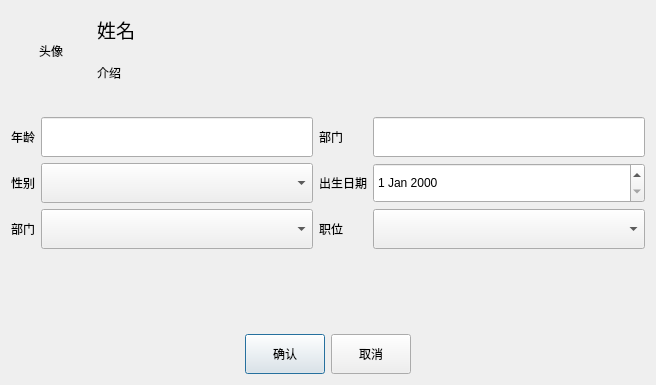
The window that Views/addemployeedlg.ui (YuyangHou1230/WorkerManagerSystem) describes before a commit, drawn with Qt 5.
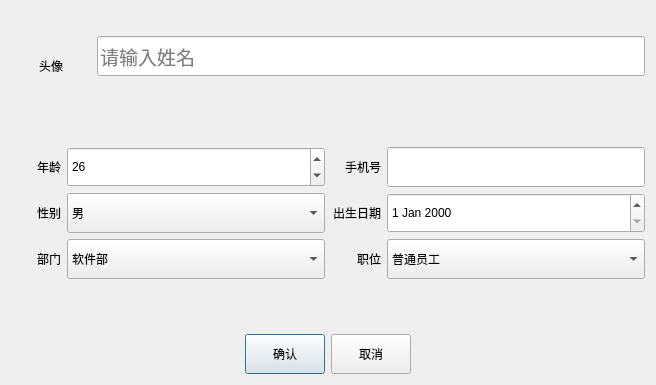
The same window after the commit. Custom widgets are drawn as their Qt base class.

Diff of the .ui file:
```diff
--- a/Views/addemployeedlg.ui
+++ b/Views/addemployeedlg.ui
@@ -17,7 +17,7 @@
    <item>
     <layout class="QHBoxLayout" name="horizontalLayout">
      <item>
-      <widget class="QLabel" name="label">
+      <widget class="AvatarSet" name="labAvatar">
        <property name="sizePolicy">
         <sizepolicy hsizetype="Fixed" vsizetype="Fixed">
          <horstretch>0</horstretch>
@@ -27,7 +27,7 @@
        <property name="minimumSize">
         <size>
          <width>80</width>
-         <height>80</height>
+         <height>110</height>
         </size>
        </property>
        <property name="text">
@@ -41,23 +41,38 @@
      <item>
       <layout class="QVBoxLayout" name="verticalLayout">
        <item>
-        <widget class="QLabel" name="label_2">
+        <widget class="QLineEdit" name="editName">
+         <property name="minimumSize">
+          <size>
+           <width>0</width>
+           <height>40</height>
+          </size>
+         </property>
          <property name="font">
           <font>
            <pointsize>14</pointsize>
           </font>
          </property>
-         <property name="text">
-          <string>姓名</string>
+         <property name="placeholderText">
+          <string>请输入姓名</string>
          </property>
         </widget>
        </item>
        <item>
-        <widget class="QLabel" name="label_3">
-         <property name="text">
-          <string>介绍</string>
+        <spacer name="verticalSpacer_3">
+         <property name="orientation">
+          <enum>Qt::Vertical</enum>
          </property>
-        </widget>
+         <property name="sizeType">
+          <enum>QSizePolicy::Fixed</enum>
+         </property>
+         <property name="sizeHint" stdset="0">
+          <size>
+           <width>30</width>
+           <height>20</height>
+          </size>
+         </property>
+        </spacer>
        </item>
       </layout>
      </item>
@@ -89,13 +104,32 @@
          <height>40</height>
         </size>
        </property>
+       <item>
+        <property name="text">
+         <string>男</string>
+        </property>
+       </item>
+       <item>
+        <property name="text">
+         <string>女</string>
+        </property>
+       </item>
       </widget>
      </item>
      <item row="2" column="0">
       <widget class="QLabel" name="label_6">
+       <property name="minimumSize">
+        <size>
+         <width>50</width>
+         <height>0</height>
+        </size>
+       </property>
        <property name="text">
         <string>部门</string>
        </property>
+       <property name="alignment">
+        <set>Qt::AlignRight|Qt::AlignTrailing|Qt::AlignVCenter</set>
+       </property>
       </widget>
      </item>
      <item row="2" column="1">
@@ -106,6 +140,36 @@
          <height>40</height>
         </size>
        </property>
+       <item>
+        <property name="text">
+         <string>软件部</string>
+        </property>
+       </item>
+       <item>
+        <property name="text">
+         <string>人力资源</string>
+        </property>
+       </item>
+       <item>
+        <property name="text">
+         <string>行政部</string>
+        </property>
+       </item>
+       <item>
+        <property name="text">
+         <string>IT部</string>
+        </property>
+       </item>
+       <item>
+        <property name="text">
+         <string>销售部</string>
+        </property>
+       </item>
+       <item>
+        <property name="text">
+         <string>公司高层</string>
+        </property>
+       </item>
       </widget>
      </item>
      <item row="0" column="3">
@@ -120,18 +184,17 @@
      </item>
      <item row="1" column="0">
       <widget class="QLabel" name="label_5">
+       <property name="minimumSize">
+        <size>
+         <width>50</width>
+         <height>0</height>
+        </size>
+       </property>
        <property name="text">
         <string>性别</string>
        </property>
-      </widget>
-     </item>
-     <item row="0" column="1">
-      <widget class="QLineEdit" name="lineEdit">
-       <property name="minimumSize">
-        <size>
-         <width>0</width>
-         <height>40</height>
-        </size>
+       <property name="alignment">
+        <set>Qt::AlignRight|Qt::AlignTrailing|Qt::AlignVCenter</set>
        </property>
       </widget>
      </item>
@@ -147,29 +210,65 @@
      </item>
      <item row="0" column="0">
       <widget class="QLabel" name="label_4">
+       <property name="minimumSize">
+        <size>
+         <width>50</width>
+         <height>0</height>
+        </size>
+       </property>
        <property name="text">
         <string>年龄</string>
        </property>
+       <property name="alignment">
+        <set>Qt::AlignRight|Qt::AlignTrailing|Qt::AlignVCenter</set>
+       </property>
       </widget>
      </item>
      <item row="2" column="2">
       <widget class="QLabel" name="label_7">
+       <property name="minimumSize">
+        <size>
+         <width>50</width>
+         <height>0</height>
+        </size>
+       </property>
        <property name="text">
         <string>职位</string>
        </property>
+       <property name="alignment">
+        <set>Qt::AlignRight|Qt::AlignTrailing|Qt::AlignVCenter</set>
+       </property>
       </widget>
      </item>
      <item row="1" column="2">
       <widget class="QLabel" name="label_8">
+       <property name="minimumSize">
+        <size>
+         <width>50</width>
+         <height>0</height>
+        </size>
+       </property>
        <property name="text">
         <string>出生日期</string>
        </property>
+       <property name="alignment">
+        <set>Qt::AlignRight|Qt::AlignTrailing|Qt::AlignVCenter</set>
+       </property>
       </widget>
      </item>
      <item row="0" column="2">
       <widget class="QLabel" name="label_9">
+       <property name="minimumSize">
+        <size>
+         <width>50</width>
+         <height>0</height>
+        </size>
+       </property>
        <property name="text">
-        <string>部门</string>
+        <string>手机号</string>
+       </property>
+       <property name="alignment">
+        <set>Qt::AlignRight|Qt::AlignTrailing|Qt::AlignVCenter</set>
        </property>
       </widget>
      </item>
@@ -181,6 +280,48 @@
          <height>40</height>
         </size>
        </property>
+       <property name="currentIndex">
+        <number>3</number>
+       </property>
+       <item>
+        <property name="text">
+         <string>总经理</string>
+        </property>
+       </item>
+       <item>
+        <property name="text">
+         <string>HR</string>
+        </property>
+       </item>
+       <item>
+        <property name="text">
+         <string>技术总监</string>
+        </property>
+       </item>
+       <item>
+        <property name="text">
+         <string>普通员工</string>
+        </property>
+       </item>
+      </widget>
+     </item>
+     <item row="0" column="1">
+      <widget class="QSpinBox" name="spinBox">
+       <property name="sizePolicy">
+        <sizepolicy hsizetype="Expanding" vsizetype="Fixed">
+         <horstretch>0</horstretch>
+         <verstretch>0</verstretch>
+        </sizepolicy>
+       </property>
+       <property name="minimumSize">
+        <size>
+         <width>0</width>
+         <height>40</height>
+        </size>
+       </property>
+       <property name="value">
+        <number>26</number>
+       </property>
       </widget>
      </item>
     </layout>
@@ -256,6 +397,13 @@
    </item>
   </layout>
  </widget>
+ <customwidgets>
+  <customwidget>
+   <class>AvatarSet</class>
+   <extends>QLabel</extends>
+   <header location="global">avatarset.h</header>
+  </customwidget>
+ </customwidgets>
  <resources/>
  <connections/>
 </ui>
```
Left out of the diff: 6 changed lines with no effect on the pictures.
